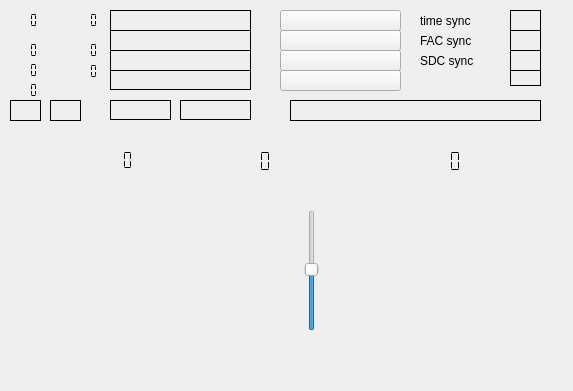
Above: decoders/drm-decoder/drmdecoder.ui from JvanKatwijk/swradio-8 before the change. Below: the same form after it.
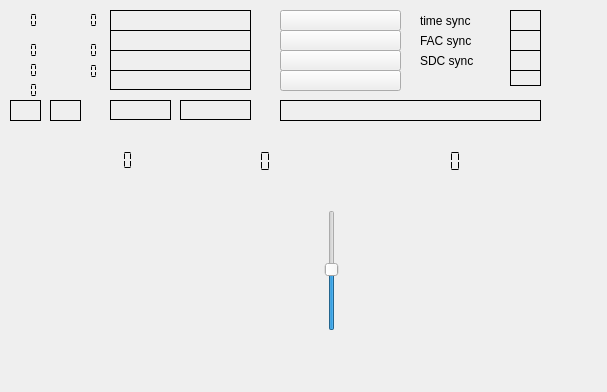
That is the form after the change. Custom widgets are drawn as their Qt base class.

```diff
--- a/decoders/drm-decoder/drmdecoder.ui
+++ b/decoders/drm-decoder/drmdecoder.ui
@@ -6,8 +6,8 @@
    <rect>
     <x>0</x>
     <y>0</y>
-    <width>573</width>
-    <height>391</height>
+    <width>607</width>
+    <height>392</height>
    </rect>
   </property>
   <property name="windowTitle">
@@ -16,7 +16,7 @@
   <widget class="QwtPlot" name="equalizerDisplay">
    <property name="geometry">
     <rect>
-     <x>-10</x>
+     <x>10</x>
      <y>220</y>
      <width>291</width>
      <height>131</height>
@@ -26,7 +26,7 @@
   <widget class="QSlider" name="scopeSlider">
    <property name="geometry">
     <rect>
-     <x>300</x>
+     <x>320</x>
      <y>210</y>
      <width>24</width>
      <height>121</height>
@@ -42,7 +42,7 @@
   <widget class="QwtPlot" name="iqPlotter">
    <property name="geometry">
     <rect>
-     <x>340</x>
+     <x>360</x>
      <y>210</y>
      <width>191</width>
      <height>141</height>
@@ -52,9 +52,9 @@
   <widget class="QLabel" name="messageLabel">
    <property name="geometry">
     <rect>
-     <x>290</x>
+     <x>280</x>
      <y>100</y>
-     <width>251</width>
+     <width>261</width>
      <height>21</height>
     </rect>
    </property>
```
